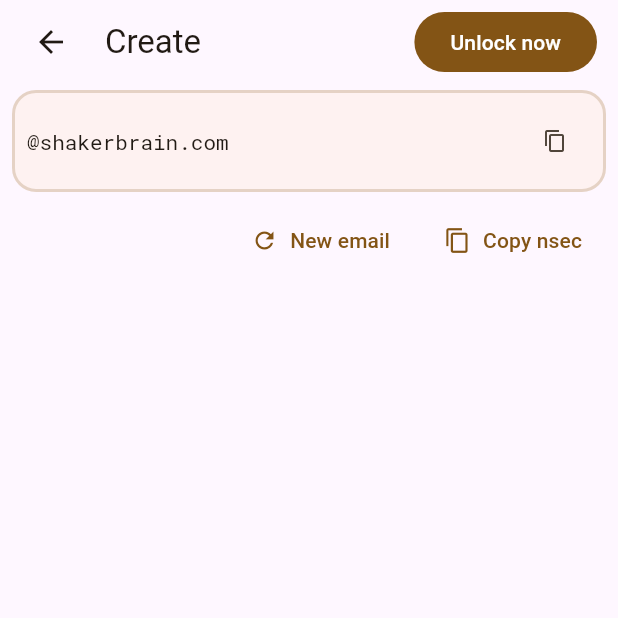
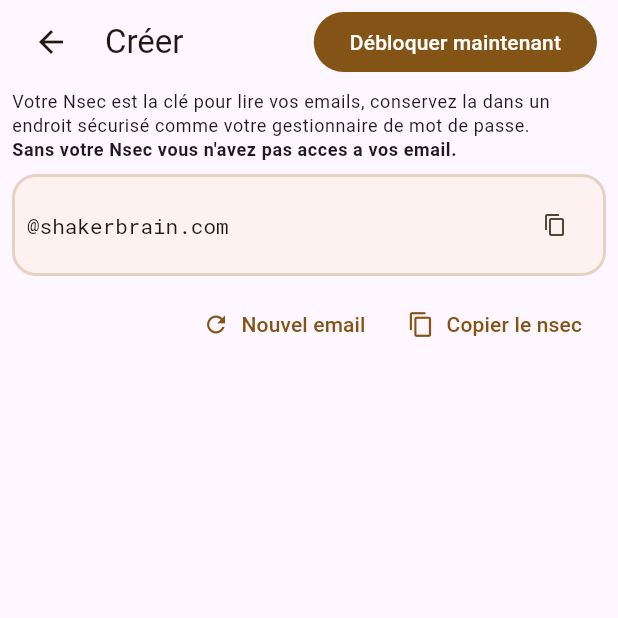
Before and after one commit to nogringo/mailstr, a Flutter app: the CreateScreen screen opened by its route, on a phone screen of 412 x 824 dp, the top half of it. Run offline on Flutter 3.47's test engine with Material 3 defaults, Android fonts, the phone set to English and light mode, and no system bars; drawn by our look-alikes of toastification; our stand-ins replace flutter_svg, get, google_fonts; missing offline and left inert: nip01, nip19.

Commit message:
save jluc

```diff
--- a/lib/l10n/app_en.arb
+++ b/lib/l10n/app_en.arb
@@ -136,7 +136,7 @@
   "@howCanITrustYou": {
     "description": "Section title on home screen"
   },
-  "trustDescription": "You can't. {appTitle} doesn't read or scan your e-mail content in any way, but it's possible for any e-mail provider to read your e-mail, so you'll just have to take our word for it. No \"encrypted e-mail\" provider is preventing this: even if they encrypt incoming mail before storing it, the provider still receives the e-mail in plaintext first, meaning you're only protected if you assume no one was reading or copying the e-mail as it came in.",
+  "trustDescription": "{appTitle} doesn't read or scan your e-mail content in any way, but it's possible for any e-mail provider to read your e-mail, so you'll just have to take our word for it. No \"encrypted e-mail\" provider is preventing this: even if they encrypt incoming mail before storing it, the provider still receives the e-mail in plaintext first, meaning you're only protected if you assume no one was reading or copying the e-mail as it came in.",
   "@trustDescription": {
     "description": "Long description about trust and security",
     "placeholders": {
--- a/lib/l10n/app_es.arb
+++ b/lib/l10n/app_es.arb
@@ -27,7 +27,7 @@
     "whyAppTitle": "¿Por qué {appTitle}?",
     "whyAppTitleDescription": "Los proveedores de email tradicionales controlan tus datos y pueden cerrar tu cuenta en cualquier momento. {appTitle} es diferente. Basado en el protocolo Nostr, tu dirección de email se genera a partir de llaves criptográficas que solo tú controlas - nadie puede revocar tu identidad.\n\nNunca se te pedirá verificar información personal aquí porque creemos que cualquiera debería tener acceso al email sin requerir conectarlo al creciente estado de vigilancia. Nuestro trabajo aquí está al servicio de esta idea.\n\nMuchos servicios son gratuitos porque se alimentan de tus datos personales para beneficio o control.",
     "howCanITrustYou": "¿Cómo puedo confiar en ti?",
-    "trustDescription": "No puedes. {appTitle} no lee ni escanea el contenido de tu email de ninguna manera, pero es posible para cualquier proveedor de email leer tu email, así que tendrás que confiar en nuestra palabra. Ningún proveedor de \"email encriptado\" está evitando esto: incluso si encriptan el correo entrante antes de almacenarlo, el proveedor aún recibe el email en texto plano primero, lo que significa que solo estás protegido si asumes que nadie estaba leyendo o copiando el email mientras llegaba.",
+    "trustDescription": "{appTitle} no lee ni escanea el contenido de tu email de ninguna manera, pero es posible para cualquier proveedor de email leer tu email, así que tendrás que confiar en nuestra palabra. Ningún proveedor de \"email encriptado\" está evitando esto: incluso si encriptan el correo entrante antes de almacenarlo, el proveedor aún recibe el email en texto plano primero, lo que significa que solo estás protegido si asumes que nadie estaba leyendo o copiando el email mientras llegaba.",
     "noAccounts": "Sin cuentas",
     "noLogs": "Sin logs",
     "justPrivacy": "Solo privacidad",
--- a/lib/l10n/app_fr.arb
+++ b/lib/l10n/app_fr.arb
@@ -21,13 +21,13 @@
     "create": "Créer",
     "unlockNow": "Débloquer maintenant",
     "newEmail": "Nouvel email",
-    "copyNsec": "Copier nsec",
+    "copyNsec": "Copier le nsec",
     "nostrBasedEmailService": "Service d'email basé sur Nostr",
     "createSecureEmailAddresses": "Créez des adresses email sécurisées en utilisant les clés Nostr.",
     "whyAppTitle": "Pourquoi {appTitle} ?",
     "whyAppTitleDescription": "Les fournisseurs d'email traditionnels contrôlent vos données et peuvent fermer votre compte à tout moment. {appTitle} est différent. Basé sur le protocole Nostr, votre adresse email est générée à partir de clés cryptographiques que vous seul contrôlez - personne ne peut révoquer votre identité.\n\nOn ne vous demandera jamais de vérifier des informations personnelles car nous pensons que tout le monde devrait avoir accès aux emails sans devoir se connecter à l'état de surveillance croissant. Notre travail ici est au service de cette idée.\n\nBeaucoup de services sont gratuits car ils se nourrissent de vos données personnelles pour le profit ou le contrôle.",
     "howCanITrustYou": "Comment puis-je vous faire confiance ?",
-    "trustDescription": "Vous ne pouvez pas. {appTitle} ne lit ni ne scanne le contenu de vos emails d'aucune manière, mais il est possible pour tout fournisseur d'email de lire vos emails, donc vous devrez nous faire confiance. Aucun fournisseur d'email crypté n'empêche cela : même s'ils chiffrent les emails entrants avant de les stocker, le fournisseur reçoit toujours l'email en texte brut en premier, ce qui signifie que vous n'êtes protégé que si personne ne lisait ou ne copiait l'email à son arrivée.",
+    "trustDescription": "{appTitle} ne lit ni ne scanne le contenu de vos emails d'aucune manière, mais il est possible pour tout fournisseur d'email de lire vos emails. Aucun fournisseur d'email crypté n'empêche cela : même s'ils chiffrent les emails entrants avant de les stocker, le fournisseur reçoit toujours l'email en texte brut en premier, ce qui signifie que vous n'êtes protégé que si personne ne lisait ou ne copiait l'email à son arrivée.",
     "noAccounts": "Pas de comptes",
     "noLogs": "Pas de logs",
     "justPrivacy": "Juste la confidentialité",
@@ -52,8 +52,8 @@
     "failedToConnectToServer": "Échec de la connexion au serveur",
     "duration": "Durée : {duration}",
     "home": "Accueil",
-    "whereToReadEmails": "Ou lire mes emails ?",
-    "whereToReadEmailsDescription": "Vos emails vous sont evoyé par message privé sur Nostr. Vous pouvez les lire sur n'importe quelle application Nostr qui supporte les messages privés comme :",
-    "alreadyHaveNostrAccount": "J'ai deja un compte Nostr, puis-je recevoir mes emails sur ce compte ?",
-    "yesAddDomainToNpub": "Oui, vous avez juste a ajouter @{domain} a la fin de votre Npub et vous avez votre adresse email."
+    "whereToReadEmails": "Où lire mes emails ?",
+    "whereToReadEmailsDescription": "Vos emails vous sont evoyés par message privé sur Nostr. Vous pouvez les lire sur n'importe quelle application Nostr qui supporte les messages privés comme :",
+    "alreadyHaveNostrAccount": "J'ai déjà un compte Nostr, puis-je recevoir mes emails sur ce compte ?",
+    "yesAddDomainToNpub": "Oui, vous avez juste à ajouter @{domain} à la fin de votre Npub et vous avez votre adresse email."
 }
--- a/lib/l10n/app_localizations.dart
+++ b/lib/l10n/app_localizations.dart
@@ -265,7 +265,7 @@ abstract class AppLocalizations {
   /// Long description about trust and security
   ///
   /// In en, this message translates to:
-  /// **'You can\'t. {appTitle} doesn\'t read or scan your e-mail content in any way, but it\'s possible for any e-mail provider to read your e-mail, so you\'ll just have to take our word for it. No \"encrypted e-mail\" provider is preventing this: even if they encrypt incoming mail before storing it, the provider still receives the e-mail in plaintext first, meaning you\'re only protected if you assume no one was reading or copying the e-mail as it came in.'**
+  /// **'{appTitle} doesn\'t read or scan your e-mail content in any way, but it\'s possible for any e-mail provider to read your e-mail, so you\'ll just have to take our word for it. No \"encrypted e-mail\" provider is preventing this: even if they encrypt incoming mail before storing it, the provider still receives the e-mail in plaintext first, meaning you\'re only protected if you assume no one was reading or copying the e-mail as it came in.'**
   String trustDescription(String appTitle);
 
   /// Feature pill text
--- a/lib/l10n/app_localizations_en.dart
+++ b/lib/l10n/app_localizations_en.dart
@@ -102,7 +102,7 @@ class AppLocalizationsEn extends AppLocalizations {
 
   @override
   String trustDescription(String appTitle) {
-    return 'You can\'t. $appTitle doesn\'t read or scan your e-mail content in any way, but it\'s possible for any e-mail provider to read your e-mail, so you\'ll just have to take our word for it. No \"encrypted e-mail\" provider is preventing this: even if they encrypt incoming mail before storing it, the provider still receives the e-mail in plaintext first, meaning you\'re only protected if you assume no one was reading or copying the e-mail as it came in.';
+    return '$appTitle doesn\'t read or scan your e-mail content in any way, but it\'s possible for any e-mail provider to read your e-mail, so you\'ll just have to take our word for it. No \"encrypted e-mail\" provider is preventing this: even if they encrypt incoming mail before storing it, the provider still receives the e-mail in plaintext first, meaning you\'re only protected if you assume no one was reading or copying the e-mail as it came in.';
   }
 
   @override
--- a/lib/l10n/app_localizations_es.dart
+++ b/lib/l10n/app_localizations_es.dart
@@ -102,7 +102,7 @@ class AppLocalizationsEs extends AppLocalizations {
 
   @override
   String trustDescription(String appTitle) {
-    return 'No puedes. $appTitle no lee ni escanea el contenido de tu email de ninguna manera, pero es posible para cualquier proveedor de email leer tu email, así que tendrás que confiar en nuestra palabra. Ningún proveedor de \"email encriptado\" está evitando esto: incluso si encriptan el correo entrante antes de almacenarlo, el proveedor aún recibe el email en texto plano primero, lo que significa que solo estás protegido si asumes que nadie estaba leyendo o copiando el email mientras llegaba.';
+    return '$appTitle no lee ni escanea el contenido de tu email de ninguna manera, pero es posible para cualquier proveedor de email leer tu email, así que tendrás que confiar en nuestra palabra. Ningún proveedor de \"email encriptado\" está evitando esto: incluso si encriptan el correo entrante antes de almacenarlo, el proveedor aún recibe el email en texto plano primero, lo que significa que solo estás protegido si asumes que nadie estaba leyendo o copiando el email mientras llegaba.';
   }
 
   @override
--- a/lib/l10n/app_localizations_fr.dart
+++ b/lib/l10n/app_localizations_fr.dart
@@ -78,7 +78,7 @@ class AppLocalizationsFr extends AppLocalizations {
   String get newEmail => 'Nouvel email';
 
   @override
-  String get copyNsec => 'Copier nsec';
+  String get copyNsec => 'Copier le nsec';
 
   @override
   String get nostrBasedEmailService => 'Service d\'email basé sur Nostr';
@@ -102,7 +102,7 @@ class AppLocalizationsFr extends AppLocalizations {
 
   @override
   String trustDescription(String appTitle) {
-    return 'Vous ne pouvez pas. $appTitle ne lit ni ne scanne le contenu de vos emails d\'aucune manière, mais il est possible pour tout fournisseur d\'email de lire vos emails, donc vous devrez nous faire confiance. Aucun fournisseur d\'email crypté n\'empêche cela : même s\'ils chiffrent les emails entrants avant de les stocker, le fournisseur reçoit toujours l\'email en texte brut en premier, ce qui signifie que vous n\'êtes protégé que si personne ne lisait ou ne copiait l\'email à son arrivée.';
+    return '$appTitle ne lit ni ne scanne le contenu de vos emails d\'aucune manière, mais il est possible pour tout fournisseur d\'email de lire vos emails. Aucun fournisseur d\'email crypté n\'empêche cela : même s\'ils chiffrent les emails entrants avant de les stocker, le fournisseur reçoit toujours l\'email en texte brut en premier, ce qui signifie que vous n\'êtes protégé que si personne ne lisait ou ne copiait l\'email à son arrivée.';
   }
 
   @override
@@ -197,18 +197,18 @@ class AppLocalizationsFr extends AppLocalizations {
   String get home => 'Accueil';
 
   @override
-  String get whereToReadEmails => 'Ou lire mes emails ?';
+  String get whereToReadEmails => 'Où lire mes emails ?';
 
   @override
   String get whereToReadEmailsDescription =>
-      'Vos emails vous sont evoyé par message privé sur Nostr. Vous pouvez les lire sur n\'importe quelle application Nostr qui supporte les messages privés comme :';
+      'Vos emails vous sont evoyés par message privé sur Nostr. Vous pouvez les lire sur n\'importe quelle application Nostr qui supporte les messages privés comme :';
 
   @override
   String get alreadyHaveNostrAccount =>
-      'J\'ai deja un compte Nostr, puis-je recevoir mes emails sur ce compte ?';
+      'J\'ai déjà un compte Nostr, puis-je recevoir mes emails sur ce compte ?';
 
   @override
   String yesAddDomainToNpub(String domain) {
-    return 'Oui, vous avez juste a ajouter @$domain a la fin de votre Npub et vous avez votre adresse email.';
+    return 'Oui, vous avez juste à ajouter @$domain à la fin de votre Npub et vous avez votre adresse email.';
   }
 }
--- a/lib/main.dart
+++ b/lib/main.dart
@@ -24,7 +24,7 @@ class MainApp extends StatelessWidget {
         supportedLocales: AppLocalizations.supportedLocales,
         // Uncomment one of these to test different languages:
         // locale: Locale('en'), // English
-        // locale: Locale('fr'), // French
+        locale: Locale('fr'), // French
         // locale: Locale('es'), // Spanish
         theme: ThemeData.light().copyWith(
           colorScheme: ColorScheme.fromSeed(seedColor: themeColor),
--- a/lib/screens/create/create_screen.dart
+++ b/lib/screens/create/create_screen.dart
@@ -41,6 +41,23 @@ class CreateScreen extends StatelessWidget {
               child: Column(
                 crossAxisAlignment: CrossAxisAlignment.stretch,
                 children: [
+                  RichText(
+                    text: TextSpan(
+                      style: Theme.of(context).textTheme.bodySmall,
+                      children: [
+                        TextSpan(
+                          text:
+                              "Votre Nsec est la clé pour lire vos emails, conservez la dans un endroit sécurisé comme votre gestionnaire de mot de passe.\n",
+                        ),
+                        TextSpan(
+                          text:
+                              "Sans votre Nsec vous n'avez pas acces a vos email.",
+                          style: TextStyle(fontWeight: FontWeight.bold),
+                        ),
+                      ],
+                    ),
+                  ),
+                  SizedBox(height: 8),
                   EmailView(email: c.npubEmail),
                   SizedBox(height: 8),
                   // EmailView(email: c.pubkeyEmail),
@@ -55,7 +72,6 @@ class CreateScreen extends StatelessWidget {
                         label: Text(AppLocalizations.of(context)!.newEmail),
                         icon: Icon(Icons.refresh),
                       ),
-                      SizedBox(width: 8),
                       TextButton.icon(
                         onPressed: () => c.copy(c.keypair.nsec),
                         label: Text(AppLocalizations.of(context)!.copyNsec),
@@ -109,7 +125,9 @@ class EmailView extends StatelessWidget {
                     TextSpan(
                       text: beforeAt,
                       style: TextStyle(
-                        color: Theme.of(context).colorScheme.onSurface.withValues(alpha: 0.5),
+                        color: Theme.of(
+                          context,
+                        ).colorScheme.onSurface.withValues(alpha: 0.5),
                       ),
                     ),
                   TextSpan(text: atAndAfter),
```
Also changed, not shown: lib/screens/home/home_screen.dart (+6 -13 lines).
